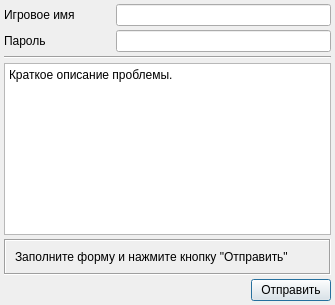
Qt form feedbackdialog.ui (dngulin/ttyhlauncher) before a commit.
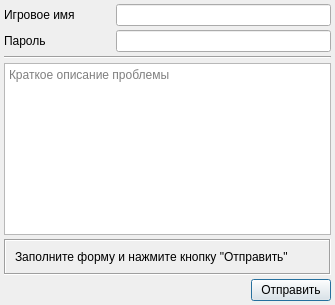
The same form after that commit. Icons and pictures are not drawn.

Commit message: Use placeholderText instead of plainText

```diff
--- a/feedbackdialog.ui
+++ b/feedbackdialog.ui
@@ -73,8 +73,8 @@
    </item>
    <item>
     <widget class="QPlainTextEdit" name="descEdit">
-     <property name="plainText">
-      <string>Краткое описание проблемы.</string>
+     <property name="placeholderText">
+      <string>Краткое описание проблемы</string>
      </property>
     </widget>
    </item>
```
